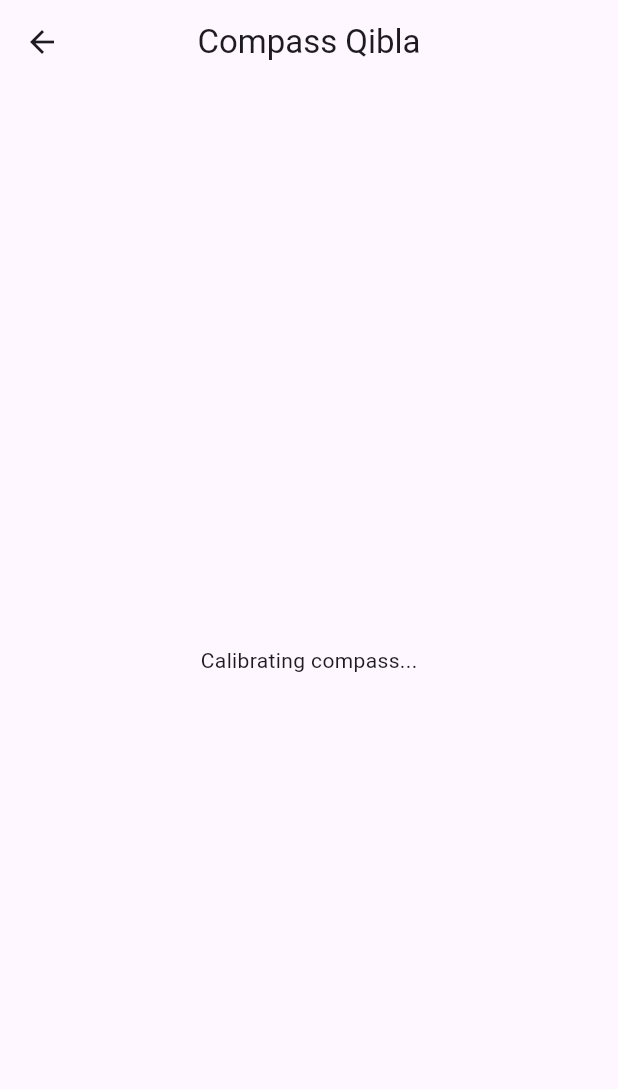
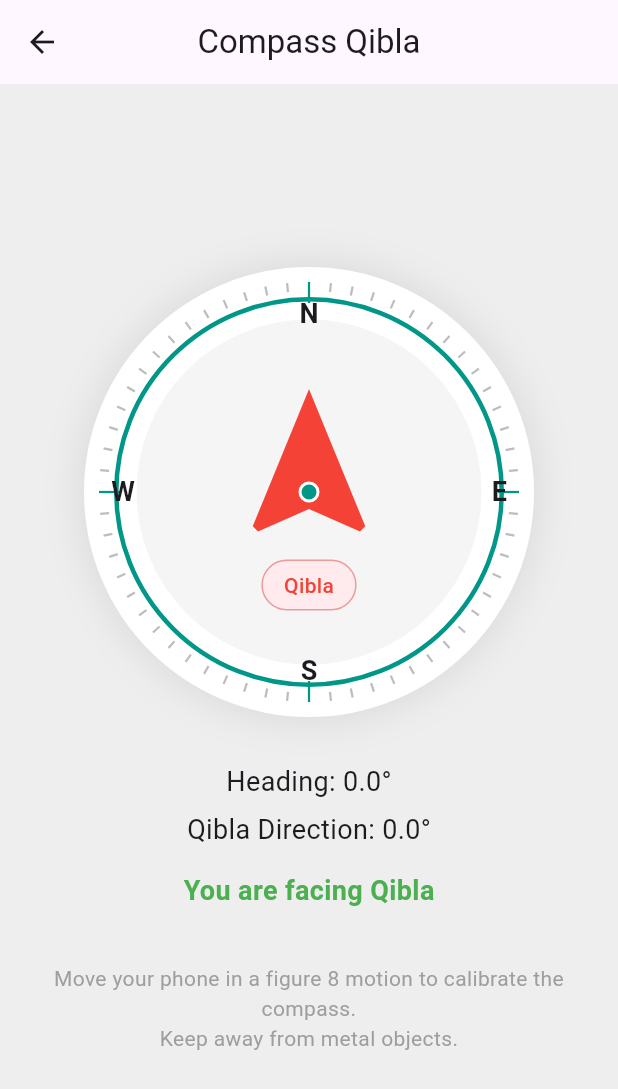
Before and after one commit to serhatcetin-kral/Adhan-with-multi-languages, a Flutter app: the QiblaSelectionScreen screen opened directly, after a tap on "Compass Qibla", on a phone screen of 412 x 824 dp. Shown: the top 1089 px of the screen. Run offline on Flutter 3.47's test engine with Material 3 defaults, Android fonts, the phone set to English and light mode, and no system bars; our stand-ins replace flutter_compass, geocoding, geolocator, shared_preferences, vibration; accounts and stored records are empty.

Commit message:
kiblefinder modife edildi

```diff
--- a/lib/l10n/app_en.arb
+++ b/lib/l10n/app_en.arb
@@ -72,5 +72,14 @@
   "facingQibla": "You are facing Qibla",
   "turnToQibla": "Turn to Qibla",
   "calibrationText": "Move your phone in a figure 8 motion to calibrate the compass.\nKeep away from metal objects.",
-  "qibla": "Qibla"
+  "qibla": "Qibla",
+  "qiblaFinder": "Qibla Finder",
+  "welcome": "Welcome",
+  "googleQibla": "Google Qibla Finder",
+  "qiblaFinder": "Qibla Finder",
+  "welcome": "Welcome",
+  "googleQibla": "Google Qibla Finder",
+  "support": "Support",
+  "latLabel": "Latitude",
+  "lngLabel": "Longitude"
 }
--- a/lib/l10n/app_localizations.dart
+++ b/lib/l10n/app_localizations.dart
@@ -444,6 +444,30 @@ abstract class AppLocalizations {
   /// In en, this message translates to:
   /// **'Move your phone in a figure 8 motion to calibrate the compass.\nKeep away from metal objects.'**
   String get calibrationText;
+
+  /// No description provided for @welcome.
+  ///
+  /// In en, this message translates to:
+  /// **'Welcome'**
+  String get welcome;
+
+  /// No description provided for @support.
+  ///
+  /// In en, this message translates to:
+  /// **'Support'**
+  String get support;
+
+  /// No description provided for @latLabel.
+  ///
+  /// In en, this message translates to:
+  /// **'Latitude'**
+  String get latLabel;
+
+  /// No description provided for @lngLabel.
+  ///
+  /// In en, this message translates to:
+  /// **'Longitude'**
+  String get lngLabel;
 }
 
 class _AppLocalizationsDelegate extends LocalizationsDelegate<AppLocalizations> {
--- a/lib/screens/qibla_screen.dart
+++ b/lib/screens/qibla_screen.dart
@@ -1,10 +1,14 @@
-import 'dart:math' as math;
+import 'dart:async';
 import 'package:flutter/material.dart';
 import 'package:flutter_compass/flutter_compass.dart';
+import 'package:geolocator/geolocator.dart';
 import 'package:vibration/vibration.dart';
 
 import '../services/location_service.dart';
 import '../services/qibla_service.dart';
+import '../widget/app_drawwer.dart';
+import '../widget/compass_widget.dart';
+
 import '../l10n/app_localizations.dart';
 
 class QiblaScreen extends StatefulWidget {
@@ -15,211 +19,187 @@ class QiblaScreen extends StatefulWidget {
 }
 
 class _QiblaScreenState extends State<QiblaScreen> {
-  double? qiblaBearing;
-  bool isLoading = true;
-  bool hasVibrated = false;
+  double _heading = 0.0;
+  double _qiblaDirection = 0.0;
+  Position? _position;
+
+  bool _loading = true;
+  String _statusKey = 'loading';
+
+  StreamSubscription<CompassEvent>? _compassSubscription;
+  bool _hasVibrated = false;
 
   @override
   void initState() {
     super.initState();
-    loadQibla();
+    _initQibla();
   }
 
-  Future<void> loadQibla() async {
+  Future<void> _initQibla() async {
+    _compassSubscription?.cancel();
+
+    setState(() {
+      _loading = true;
+      _statusKey = 'loading';
+    });
+
     try {
-      final pos = await LocationService.getUserLocation();
+      final position = await LocationService.getUserLocation();
 
-      final bearing = QiblaService.bearingToKaaba(
-        userLat: pos.latitude,
-        userLng: pos.longitude,
+      final qibla = QiblaService.bearingToKaaba(
+        userLat: position.latitude,
+        userLng: position.longitude,
       );
 
+      _position = position;
+      _qiblaDirection = qibla;
+
+      final compassStream = FlutterCompass.events;
+
+      if (compassStream == null) {
         setState(() {
-        qiblaBearing = bearing;
-        isLoading = false;
+          _loading = false;
+          _statusKey = 'compassUnavailable';
         });
-    } catch (e) {
+        return;
+      }
+
+      _compassSubscription = compassStream.listen((event) async {
+        if (!mounted) return;
+
+        if (event.heading == null) {
           setState(() {
-        isLoading = false;
+            _loading = false;
+            _statusKey = 'compassUnavailable';
+          });
+          return;
+        }
+
+        final newHeading = (event.heading! + 360) % 360;
+
+        setState(() {
+          _heading = newHeading;
+          _loading = false;
+          _statusKey = 'ready';
+        });
+
+        final diff = QiblaService.shortestAngleDifference(
+          _qiblaDirection,
+          _heading,
+        );
+
+        final aligned = diff.abs() <= 8;
+
+        if (aligned && !_hasVibrated) {
+          if (await Vibration.hasVibrator() ?? false) {
+            Vibration.vibrate(duration: 200);
+          }
+          _hasVibrated = true;
+        }
+
+        if (!aligned) {
+          _hasVibrated = false;
+        }
+      });
+    } catch (_) {
+      setState(() {
+        _loading = false;
+        _statusKey = 'error';
       });
     }
   }
 
-  bool isAligned(double diff) => diff.abs() <= 8;
-
-  Future<void> handleVibration(bool aligned) async {
-    if (aligned && !hasVibrated) {
-      if (await Vibration.hasVibrator() ?? false) {
-        Vibration.vibrate(duration: 200);
-      }
-      hasVibrated = true;
-    } else if (!aligned) {
-      hasVibrated = false;
-    }
+  @override
+  void dispose() {
+    _compassSubscription?.cancel();
+    super.dispose();
   }
 
   @override
   Widget build(BuildContext context) {
     final loc = AppLocalizations.of(context)!;
 
+    final diff = QiblaService.shortestAngleDifference(
+      _qiblaDirection,
+      _heading,
+    );
+
+    final aligned = diff.abs() <= 8;
+
     return Scaffold(
+      backgroundColor: Colors.grey.shade200, // 🔥 important for UI
+      // drawer: const AppDrawer(),
       appBar: AppBar(
         title: Text(loc.compassQibla),
         centerTitle: true,
+        automaticallyImplyLeading: true, // shows back arrow
       ),
-      body: isLoading
-          ? const Center(child: CircularProgressIndicator())
-          : StreamBuilder<CompassEvent>(
-        stream: FlutterCompass.events,
-        builder: (context, snapshot) {
-          if (!snapshot.hasData ||
-              snapshot.data?.heading == null ||
-              qiblaBearing == null) {
-            return Center(child: Text(loc.calibratingCompass));
-          }
-
-          final heading = snapshot.data!.heading!;
-          final diff = QiblaService.shortestAngleDifference(
-            qiblaBearing!,
-            heading,
-          );
-
-          final aligned = isAligned(diff);
-          handleVibration(aligned);
-
-          return buildCompass(loc, heading, diff, aligned);
-        },
-      ),
-    );
-  }
-
-  // ================= UI =================
-
-  Widget buildCompass(
-      AppLocalizations loc, double heading, double diff, bool aligned) {
-    return Column(
+      body: Center(
+        child: _loading
+            ? const CircularProgressIndicator()
+            : Padding(
+          padding: const EdgeInsets.all(20),
+          child: Column(
             mainAxisAlignment: MainAxisAlignment.center,
             children: [
 
-        // 🧭 COMPASS
-        Stack(
-          alignment: Alignment.center,
-          children: [
-
-            // OUTER RING
-            Container(
-              width: 270,
-              height: 270,
-              decoration: BoxDecoration(
-                shape: BoxShape.circle,
-                border: Border.all(color: Colors.teal, width: 4),
-              ),
+              // 🧭 COMPASS (your upgraded widget)
+              CompassWidget(
+                heading: _heading,
+                qiblaDirection: _qiblaDirection,
               ),
 
-            // INNER BACKGROUND
-            Container(
-              width: 240,
-              height: 240,
-              decoration: BoxDecoration(
-                shape: BoxShape.circle,
-                color: Colors.grey.shade100,
-              ),
-            ),
+              const SizedBox(height: 30),
 
-            // TICKS
-            ...List.generate(60, (index) {
-              final isMain = index % 5 == 0;
-
-              return Transform.rotate(
-                angle: index * 6 * math.pi / 180,
-                child: Align(
-                  alignment: Alignment.topCenter,
-                  child: Container(
-                    width: 2,
-                    height: isMain ? 14 : 6,
-                    color: isMain ? Colors.teal : Colors.grey,
-                  ),
-                ),
-              );
-            }),
-
-            // ARROW
-            Transform.rotate(
-              angle: diff * (math.pi / 180),
-              child: Column(
-                mainAxisSize: MainAxisSize.min,
-                children: [
-
-                  const Icon(
-                    Icons.navigation,
-                    size: 120,
-                    color: Colors.red,
+              // 📐 INFO
+              Text(
+                "${loc.heading}: ${_heading.toStringAsFixed(1)}°",
+                style: const TextStyle(fontSize: 18),
               ),
 
               const SizedBox(height: 6),
 
-                  Container(
-                    width: 14,
-                    height: 14,
-                    decoration: const BoxDecoration(
-                      color: Colors.teal,
-                      shape: BoxShape.circle,
+              Text(
+                "${loc.qiblaDirection}: ${_qiblaDirection.toStringAsFixed(1)}°",
+                style: const TextStyle(fontSize: 18),
               ),
-                  ),
-                ],
+
+              const SizedBox(height: 15),
+
+              // ✅ STATUS
+              Text(
+                aligned
+                    ? loc.facingQibla
+                    : loc.turnToQibla,
+                style: TextStyle(
+                  fontSize: 18,
+                  fontWeight: FontWeight.bold,
+                  color: aligned ? Colors.green : Colors.black,
                 ),
               ),
 
-            // DIRECTIONS
-            const Positioned(top: 18, child: Text("N")),
-            const Positioned(bottom: 18, child: Text("S")),
-            const Positioned(left: 18, child: Text("W")),
-            const Positioned(right: 18, child: Text("E")),
+              const SizedBox(height: 15),
 
-            // QIBLA BADGE
-            Positioned(
-              bottom: 55,
-              child: Container(
-                padding:
-                const EdgeInsets.symmetric(horizontal: 14, vertical: 6),
-                decoration: BoxDecoration(
-                  color: Colors.red.shade100,
-                  borderRadius: BorderRadius.circular(20),
-                ),
-                child: Text(
-                  loc.qibla,
-                  style: const TextStyle(color: Colors.red),
-                ),
-              ),
-            ),
-          ],
+              // 📍 LOCATION
+              if (_position != null)
+                Text(
+                  "${loc.latLabel}: ${_position!.latitude.toStringAsFixed(4)}\n"
+                      "${loc.lngLabel}: ${_position!.longitude.toStringAsFixed(4)}",
+                  textAlign: TextAlign.center,
                 ),
 
-        const SizedBox(height: 25),
+              const SizedBox(height: 20),
 
-        // INFO
-        Text("${loc.heading}: ${heading.toStringAsFixed(1)}°"),
-        Text("${loc.qiblaDirection}: ${(heading + diff).toStringAsFixed(1)}°"),
-
-        const SizedBox(height: 10),
-
-        // STATUS
-        Text(
-          aligned ? loc.facingQibla : loc.turnToQibla,
-          style: TextStyle(
-            color: aligned ? Colors.green : Colors.black,
-            fontWeight: FontWeight.bold,
-          ),
-        ),
-
-        const SizedBox(height: 10),
-
+              // 🧠 CALIBRATION
               Text(
                 loc.calibrationText,
                 textAlign: TextAlign.center,
                 style: const TextStyle(color: Colors.grey),
               ),
             ],
+          ),
+        ),
+      ),
     );
   }
 }
--- a/lib/screens/qibla_selection_screen.dart
+++ b/lib/screens/qibla_selection_screen.dart
@@ -1,6 +1,7 @@
 import 'package:flutter/material.dart';
 import 'package:url_launcher/url_launcher.dart';
 
+import '../l10n/app_localizations.dart';
 import 'qibla_screen.dart';
 
 class QiblaSelectionScreen extends StatelessWidget {
@@ -20,9 +21,11 @@ class QiblaSelectionScreen extends StatelessWidget {
 
   @override
   Widget build(BuildContext context) {
+    final loc = AppLocalizations.of(context)!;
+
     return Scaffold(
       appBar: AppBar(
-        title: const Text("Qibla Finder"),
+        title: Text(loc.qiblaFinder),
         centerTitle: true,
       ),
 
@@ -33,10 +36,10 @@ class QiblaSelectionScreen extends StatelessWidget {
 
             const SizedBox(height: 20),
 
-            // 🔹 Welcome text
-            const Text(
-              "Welcome",
-              style: TextStyle(
+            // 🌍 WELCOME
+            Text(
+              loc.welcome,
+              style: const TextStyle(
                 fontSize: 28,
                 fontWeight: FontWeight.bold,
               ),
@@ -48,7 +51,7 @@ class QiblaSelectionScreen extends StatelessWidget {
             buildCard(
               icon: Icons.explore,
               iconColor: Colors.teal,
-              text: "Compass Qibla",
+              text: loc.compassQibla,
               onTap: () {
                 Navigator.push(
                   context,
@@ -65,7 +68,7 @@ class QiblaSelectionScreen extends StatelessWidget {
             buildCard(
               icon: Icons.public,
               iconColor: Colors.blue,
-              text: "Google Qibla Finder",
+              text: loc.googleQibla,
               onTap: () => openGoogleQibla(context),
             ),
           ],
@@ -100,7 +103,7 @@ class QiblaSelectionScreen extends StatelessWidget {
         child: Column(
           children: [
 
-            // 🔵 ICON CIRCLE
+            // ICON CIRCLE
             Container(
               width: 60,
               height: 60,
@@ -117,7 +120,7 @@ class QiblaSelectionScreen extends StatelessWidget {
 
             const SizedBox(height: 15),
 
-            // 🔤 TEXT
+            // TEXT
             Text(
               text,
               style: const TextStyle(
--- /dev/null
+++ b/lib/widget/compass_widget.dart
@@ -0,0 +1,167 @@
+import 'dart:math';
+import 'package:flutter/material.dart';
+
+class CompassWidget extends StatelessWidget {
+  final double heading;
+  final double qiblaDirection;
+
+  const CompassWidget({
+    super.key,
+    required this.heading,
+    required this.qiblaDirection,
+  });
+
+  @override
+  Widget build(BuildContext context) {
+    final normalizedHeading = (heading + 360) % 360;
+    final normalizedQibla = (qiblaDirection + 360) % 360;
+    final relativeAngle = (normalizedQibla - normalizedHeading) % 360;
+
+    return SizedBox(
+      width: 300,
+      height: 300,
+      child: Stack(
+        alignment: Alignment.center,
+        children: [
+
+          /// 🌫 OUTER SHADOW
+          Container(
+            width: 300,
+            height: 300,
+            decoration: BoxDecoration(
+              shape: BoxShape.circle,
+              color: Colors.white,
+              boxShadow: [
+                BoxShadow(
+                  color: Colors.black.withOpacity(0.08),
+                  blurRadius: 20,
+                  spreadRadius: 4,
+                ),
+              ],
+            ),
+          ),
+
+          /// 🔵 MAIN BORDER
+          Container(
+            width: 260,
+            height: 260,
+            decoration: BoxDecoration(
+              shape: BoxShape.circle,
+              border: Border.all(
+                color: Colors.teal,
+                width: 3,
+              ),
+            ),
+          ),
+
+          /// ⚪ INNER CIRCLE
+          Container(
+            width: 230,
+            height: 230,
+            decoration: BoxDecoration(
+              shape: BoxShape.circle,
+              color: Colors.grey.shade100,
+            ),
+          ),
+
+          /// 🧭 TICK MARKS (REALISTIC)
+          ...List.generate(60, (i) {
+            final isMain = i % 15 == 0;
+
+            return Transform.rotate(
+              angle: i * 6 * pi / 180,
+              child: Align(
+                alignment: Alignment.topCenter,
+                child: Container(
+                  margin: const EdgeInsets.only(top: 10),
+                  width: 1.5,
+                  height: isMain ? 14 : 6,
+                  color: isMain
+                      ? Colors.teal
+                      : Colors.grey.shade400,
+                ),
+              ),
+            );
+          }),
+
+          /// 🔺 ARROW
+          Transform.rotate(
+            angle: relativeAngle * pi / 180,
+            child: Column(
+              mainAxisSize: MainAxisSize.min,
+              children: [
+
+                const Icon(
+                  Icons.navigation,
+                  size: 120,
+                  color: Colors.red,
+                ),
+
+                const SizedBox(height: 4),
+
+                /// 🔴 QIBLA BADGE
+                Container(
+                  padding: const EdgeInsets.symmetric(
+                    horizontal: 14,
+                    vertical: 6,
+                  ),
+                  decoration: BoxDecoration(
+                    color: Colors.red.shade50,
+                    borderRadius: BorderRadius.circular(20),
+                    border: Border.all(
+                      color: Colors.red.shade200,
+                    ),
+                  ),
+                  child: const Text(
+                    "Qibla",
+                    style: TextStyle(
+                      color: Colors.red,
+                      fontWeight: FontWeight.w500,
+                    ),
+                  ),
+                ),
+              ],
+            ),
+          ),
+
+          /// 🟢 CENTER DOT
+          Container(
+            width: 14,
+            height: 14,
+            decoration: BoxDecoration(
+              color: Colors.teal,
+              shape: BoxShape.circle,
+              border: Border.all(color: Colors.white, width: 2),
+            ),
+          ),
+
+          /// 🧭 DIRECTIONS
+          const Positioned(
+            top: 18,
+            child: Text("N",
+                style: TextStyle(
+                    fontSize: 18, fontWeight: FontWeight.bold)),
+          ),
+          const Positioned(
+            bottom: 18,
+            child: Text("S",
+                style: TextStyle(
+                    fontSize: 18, fontWeight: FontWeight.bold)),
+          ),
+          const Positioned(
+            left: 18,
+            child: Text("W",
+                style: TextStyle(
+                    fontSize: 18, fontWeight: FontWeight.bold)),
+          ),
+          const Positioned(
+            right: 18,
+            child: Text("E",
+                style: TextStyle(
+                    fontSize: 18, fontWeight: FontWeight.bold)),
+          ),
+        ],
+      ),
+    );
+  }
+}
```
Also changed, not shown: lib/l10n/app_ar.arb (+7 -1 lines), lib/l10n/app_localizations_ar.dart (+13 -1 lines), lib/l10n/app_localizations_en.dart (+12 -0 lines), lib/l10n/app_localizations_tr.dart (+13 -1 lines), lib/l10n/app_tr.arb (+7 -1 lines), lib/widget/app_drawwer.dart (added, +106 -0 lines). Lines whose indentation alone changed are shown as unchanged.
